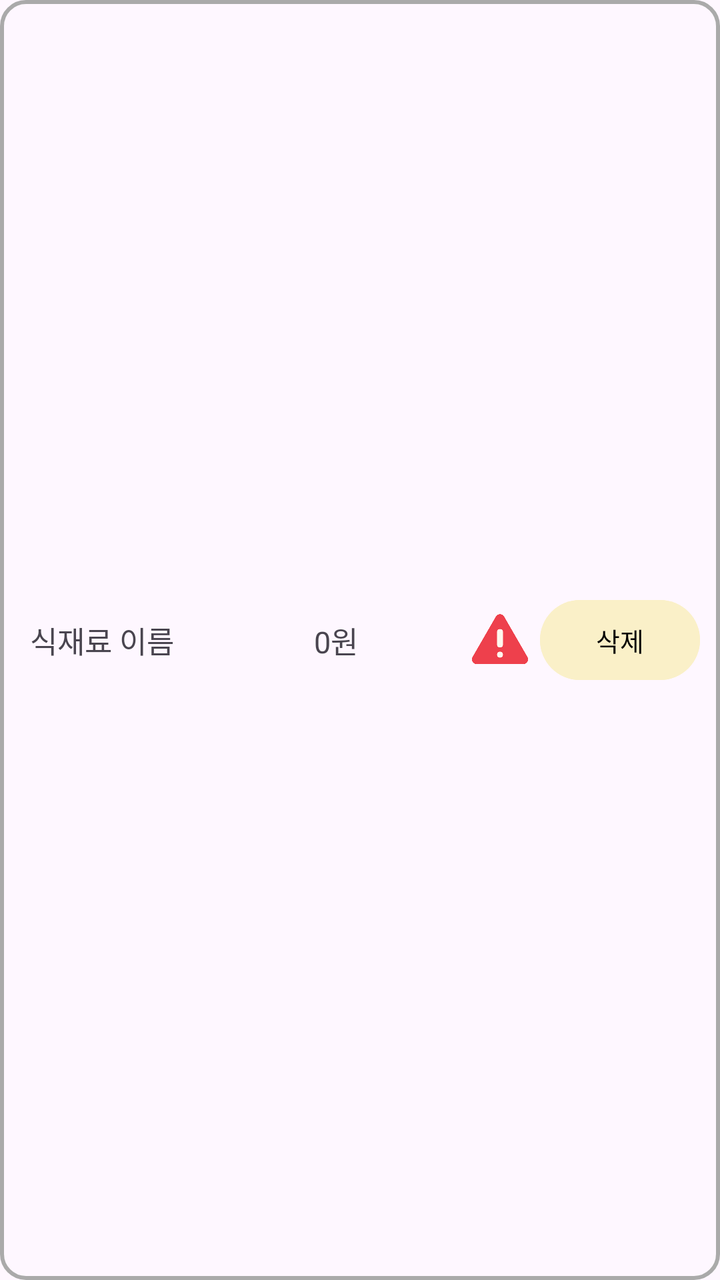
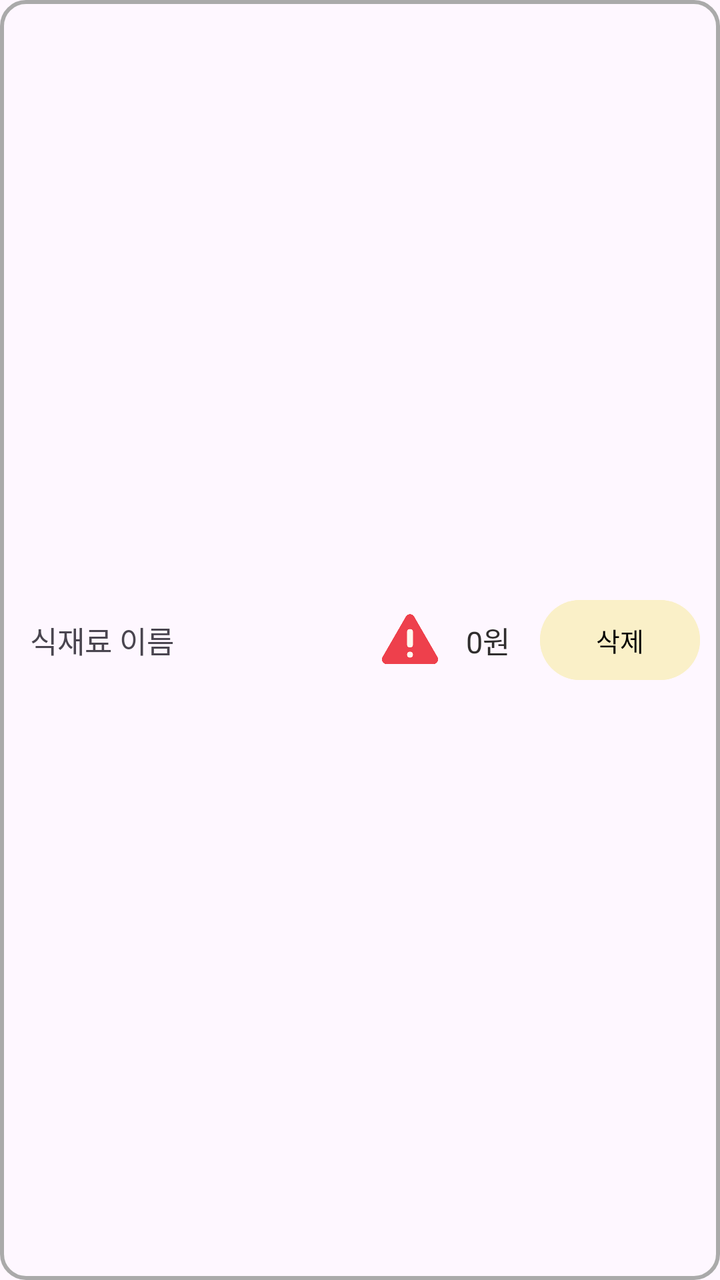

Screens rendered from an Android XML layout before and after an edit, with the pre-edit source and the edit as a unified diff.
<!-- AndroidManifest.xml: application theme Theme.PickAndCook -->
<!-- res/layout/item_shopping.xml -->
<?xml version="1.0" encoding="utf-8"?>
<androidx.constraintlayout.widget.ConstraintLayout xmlns:android="http://schemas.android.com/apk/res/android"
    xmlns:app="http://schemas.android.com/apk/res-auto"
    xmlns:tools="http://schemas.android.com/tools"
    android:layout_width="match_parent"
    android:layout_height="wrap_content"
    android:layout_gravity="center_horizontal"
    android:minHeight="40dp"
    android:padding="@dimen/food_item_padding"
    android:layout_margin="8dp"
    android:background="@drawable/item_background_selector"
    >

    
    <TextView
        android:id="@+id/itemName"
        android:layout_width="0dp"
        android:layout_height="wrap_content"
        android:layout_marginStart="5dp"
        android:text="식재료 이름"
        android:textSize="@dimen/food_text_size"
        app:layout_constraintBottom_toBottomOf="parent"
        app:layout_constraintStart_toStartOf="parent"
        app:layout_constraintTop_toTopOf="parent" />




    <TextView
        android:id="@+id/itemPrice"
        android:layout_width="0dp"
        android:layout_height="wrap_content"
        android:text="0원"
        android:textSize="@dimen/food_text_size"
        android:paddingLeft="70dp"
        app:layout_constraintBottom_toBottomOf="parent"
        app:layout_constraintEnd_toStartOf="@+id/warningIcon"
        app:layout_constraintStart_toEndOf="@+id/itemName"
        app:layout_constraintTop_toTopOf="parent" />
    
    <ImageView
        android:id="@+id/warningIcon"
        android:layout_width="40dp"
        android:layout_height="40dp"
        android:src="@drawable/ic_warning"
        android:contentDescription="주의"
        app:layout_constraintEnd_toStartOf="@id/deleteIcon"
        app:layout_constraintTop_toTopOf="parent"
        app:layout_constraintBottom_toBottomOf="parent"/>

    
    <Button
        android:id="@+id/deleteIcon"
        android:layout_width="80dp"
        android:layout_height="wrap_content"
        android:text="삭제"
        android:textSize="@dimen/button_size"
        android:textColor="@color/black"
        android:backgroundTint="@color/main"
        app:layout_constraintEnd_toEndOf="parent"
        app:layout_constraintTop_toTopOf="parent"
        app:layout_constraintBottom_toBottomOf="parent"/>
</androidx.constraintlayout.widget.ConstraintLayout>
<!-- resources referenced by this layout -->
<resources>
  <color name="black">#FF000000</color>
  <color name="main">#FAF0C8</color>
  <dimen name="button_size">13sp</dimen>
  <dimen name="food_item_padding">10dp</dimen>
  <dimen name="food_text_size">15sp</dimen>
  <!-- drawable ic_warning: png bitmap (drawable, 10731 bytes) -->
  <!-- drawable item_background_selector (drawable) -->
  <?xml version="1.0" encoding="utf-8"?>
  <selector xmlns:android="http://schemas.android.com/apk/res/android">
      <item android:drawable="@drawable/red_border" android:state_selected="true"/>
      <item android:drawable="@drawable/gray_border"/>
  </selector>
  <style name="Theme.PickAndCook" parent="Base.Theme.PickAndCook" />
  <!-- drawable red_border (drawable) -->
  <?xml version="1.0" encoding="utf-8"?>
  <shape xmlns:android="http://schemas.android.com/apk/res/android"
      android:shape="rectangle">
      <solid android:color="@android:color/transparent" />
      <stroke
          android:width="4dp"
          android:color="@color/red" />
      <corners android:radius="12dp" />
  </shape>
  <!-- drawable gray_border (drawable) -->
  <?xml version="1.0" encoding="utf-8"?>
  <shape xmlns:android="http://schemas.android.com/apk/res/android"
      android:shape="rectangle">
      <solid android:color="@android:color/transparent" />
      <stroke
          android:width="2dp"
          android:color="@android:color/darker_gray" />
      <corners android:radius="12dp" />
  </shape>
  <style name="Base.Theme.PickAndCook" parent="Theme.Material3.DayNight.NoActionBar">
          
          <item name="colorPrimary">@color/black</item>
      </style>
  <color name="red">#E75A5A</color>
</resources>

<!-- the commit's change to res/layout/item_shopping.xml (unified diff, before → after) -->
@@ -1,15 +1,13 @@
 <?xml version="1.0" encoding="utf-8"?>
 <androidx.constraintlayout.widget.ConstraintLayout xmlns:android="http://schemas.android.com/apk/res/android"
     xmlns:app="http://schemas.android.com/apk/res-auto"
-    xmlns:tools="http://schemas.android.com/tools"
     android:layout_width="match_parent"
     android:layout_height="wrap_content"
     android:layout_gravity="center_horizontal"
     android:minHeight="40dp"
     android:padding="@dimen/food_item_padding"
     android:layout_margin="8dp"
-    android:background="@drawable/item_background_selector"
-    >
+    android:background="@drawable/item_background_selector">
 
     
     <TextView
@@ -23,20 +21,20 @@
         app:layout_constraintStart_toStartOf="parent"
         app:layout_constraintTop_toTopOf="parent" />
 
-
-
-
+    
     <TextView
         android:id="@+id/itemPrice"
         android:layout_width="0dp"
         android:layout_height="wrap_content"
         android:text="0원"
+        android:textColor="@color/gray"
         android:textSize="@dimen/food_text_size"
-        android:paddingLeft="70dp"
+        android:paddingEnd="15dp"
+        android:paddingStart="8dp"
         app:layout_constraintBottom_toBottomOf="parent"
-        app:layout_constraintEnd_toStartOf="@+id/warningIcon"
-        app:layout_constraintStart_toEndOf="@+id/itemName"
+        app:layout_constraintEnd_toStartOf="@+id/deleteIcon"
         app:layout_constraintTop_toTopOf="parent" />
+
     
     <ImageView
         android:id="@+id/warningIcon"
@@ -44,7 +42,7 @@
         android:layout_height="40dp"
         android:src="@drawable/ic_warning"
         android:contentDescription="주의"
-        app:layout_constraintEnd_toStartOf="@id/deleteIcon"
+        app:layout_constraintEnd_toStartOf="@id/itemPrice"
         app:layout_constraintTop_toTopOf="parent"
         app:layout_constraintBottom_toBottomOf="parent"/>
 
@@ -60,4 +58,5 @@
         app:layout_constraintEnd_toEndOf="parent"
         app:layout_constraintTop_toTopOf="parent"
         app:layout_constraintBottom_toBottomOf="parent"/>
+
 </androidx.constraintlayout.widget.ConstraintLayout>
<!-- resource entries referenced after the edit -->
@@ -1,6 +1,7 @@
 <!-- resources referenced by this layout -->
 <resources>
   <color name="black">#FF000000</color>
+  <color name="gray">#302E2E</color>
   <color name="main">#FAF0C8</color>
   <dimen name="button_size">13sp</dimen>
   <dimen name="food_item_padding">10dp</dimen>
